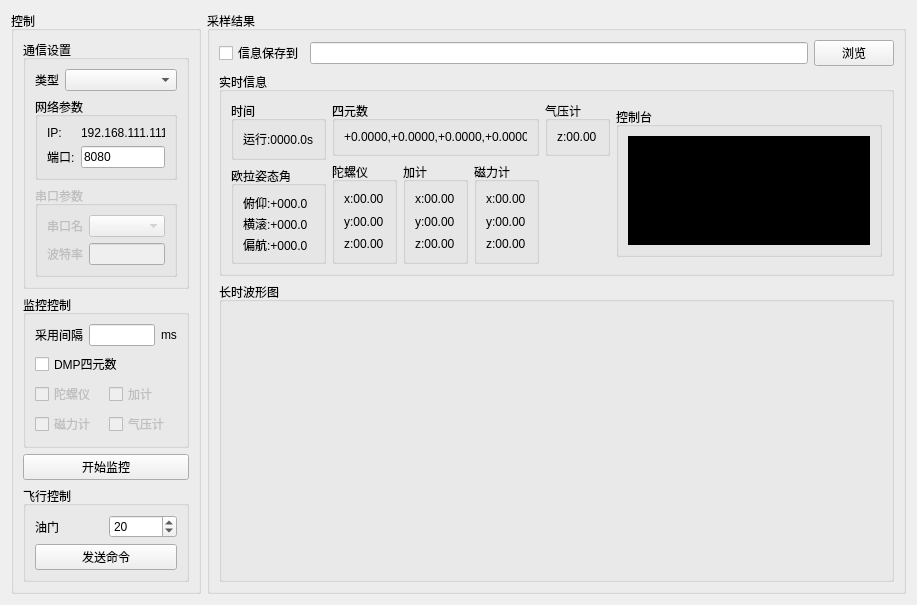
Old version of the form pc/fc_captureWidget.ui in the repository wwkkww1983/flyer.
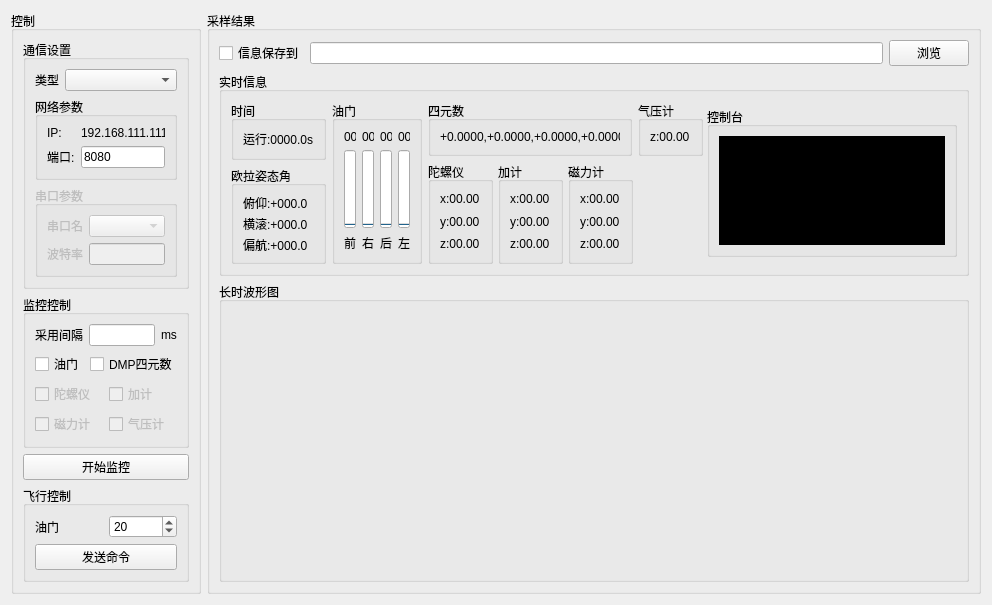
New version of the form.

Commit message: 完善上位机处理油门逻辑

Patch:
```diff
--- a/pc/fc_captureWidget.ui
+++ b/pc/fc_captureWidget.ui
@@ -6,7 +6,7 @@
    <rect>
     <x>0</x>
     <y>0</y>
-    <width>909</width>
+    <width>984</width>
     <height>557</height>
    </rect>
   </property>
@@ -236,7 +236,7 @@
         <property name="title">
          <string>监控控制</string>
         </property>
-        <layout class="QVBoxLayout" name="verticalLayout_4">
+        <layout class="QVBoxLayout" name="verticalLayout_3">
          <item>
           <layout class="QHBoxLayout" name="horizontalLayout_6">
            <item>
@@ -259,7 +259,14 @@
           </layout>
          </item>
          <item>
-          <layout class="QVBoxLayout" name="verticalLayout_3">
+          <layout class="QHBoxLayout" name="horizontalLayout_15">
+           <item>
+            <widget class="QCheckBox" name="acceleratorCheckBox">
+             <property name="text">
+              <string>油门</string>
+             </property>
+            </widget>
+           </item>
            <item>
             <widget class="QCheckBox" name="dmpQuatCheckBox">
              <property name="text">
@@ -267,6 +274,8 @@
              </property>
             </widget>
            </item>
+          </layout>
+         </item>
            <item>
             <layout class="QHBoxLayout" name="horizontalLayout_7">
              <item>
@@ -316,8 +325,6 @@
             </layout>
            </item>
           </layout>
-         </item>
-        </layout>
        </widget>
       </item>
       <item>
@@ -441,7 +448,7 @@
         </property>
         <property name="minimumSize">
          <size>
-          <width>675</width>
+          <width>750</width>
           <height>170</height>
          </size>
         </property>
@@ -454,7 +461,7 @@
         <property name="title">
          <string>实时信息</string>
         </property>
-        <layout class="QHBoxLayout" name="horizontalLayout_10">
+        <layout class="QHBoxLayout" name="horizontalLayout_14">
          <item>
           <layout class="QVBoxLayout" name="verticalLayout_12">
            <item>
@@ -505,6 +512,139 @@
            </item>
           </layout>
          </item>
+         <item>
+          <widget class="QGroupBox" name="groupBox_2">
+           <property name="minimumSize">
+            <size>
+             <width>90</width>
+             <height>0</height>
+            </size>
+           </property>
+           <property name="maximumSize">
+            <size>
+             <width>90</width>
+             <height>16777215</height>
+            </size>
+           </property>
+           <property name="title">
+            <string>油门</string>
+           </property>
+           <layout class="QHBoxLayout" name="horizontalLayout_10">
+            <item>
+             <layout class="QVBoxLayout" name="verticalLayout_14">
+              <item>
+               <widget class="QLabel" name="frontLabel">
+                <property name="text">
+                 <string>00</string>
+                </property>
+               </widget>
+              </item>
+              <item>
+               <widget class="QProgressBar" name="frontProgressBar">
+                <property name="value">
+                 <number>0</number>
+                </property>
+                <property name="orientation">
+                 <enum>Qt::Vertical</enum>
+                </property>
+               </widget>
+              </item>
+              <item>
+               <widget class="QLabel" name="label_9">
+                <property name="text">
+                 <string>前</string>
+                </property>
+               </widget>
+              </item>
+             </layout>
+            </item>
+            <item>
+             <layout class="QVBoxLayout" name="verticalLayout_15">
+              <item>
+               <widget class="QLabel" name="rightLabel">
+                <property name="text">
+                 <string>00</string>
+                </property>
+               </widget>
+              </item>
+              <item>
+               <widget class="QProgressBar" name="rightProgressBar">
+                <property name="value">
+                 <number>0</number>
+                </property>
+                <property name="orientation">
+                 <enum>Qt::Vertical</enum>
+                </property>
+               </widget>
+              </item>
+              <item>
+               <widget class="QLabel" name="label_11">
+                <property name="text">
+                 <string>右</string>
+                </property>
+               </widget>
+              </item>
+             </layout>
+            </item>
+            <item>
+             <layout class="QVBoxLayout" name="verticalLayout_16">
+              <item>
+               <widget class="QLabel" name="backLabel">
+                <property name="text">
+                 <string>00</string>
+                </property>
+               </widget>
+              </item>
+              <item>
+               <widget class="QProgressBar" name="backProgressBar">
+                <property name="value">
+                 <number>0</number>
+                </property>
+                <property name="orientation">
+                 <enum>Qt::Vertical</enum>
+                </property>
+               </widget>
+              </item>
+              <item>
+               <widget class="QLabel" name="label_12">
+                <property name="text">
+                 <string>后</string>
+                </property>
+               </widget>
+              </item>
+             </layout>
+            </item>
+            <item>
+             <layout class="QVBoxLayout" name="verticalLayout_17">
+              <item>
+               <widget class="QLabel" name="leftLabel">
+                <property name="text">
+                 <string>00</string>
+                </property>
+               </widget>
+              </item>
+              <item>
+               <widget class="QProgressBar" name="leftProgressBar">
+                <property name="value">
+                 <number>0</number>
+                </property>
+                <property name="orientation">
+                 <enum>Qt::Vertical</enum>
+                </property>
+               </widget>
+              </item>
+              <item>
+               <widget class="QLabel" name="label_14">
+                <property name="text">
+                 <string>左</string>
+                </property>
+               </widget>
+              </item>
+             </layout>
+            </item>
+           </layout>
+          </widget>
+         </item>
          <item>
           <layout class="QGridLayout" name="gridLayout">
            <item row="0" column="0" colspan="3">
```
Left out of the diff: 138 changed lines with no effect on the pictures. Lines whose indentation alone changed are shown as unchanged. The commit also changes 3 other files.
